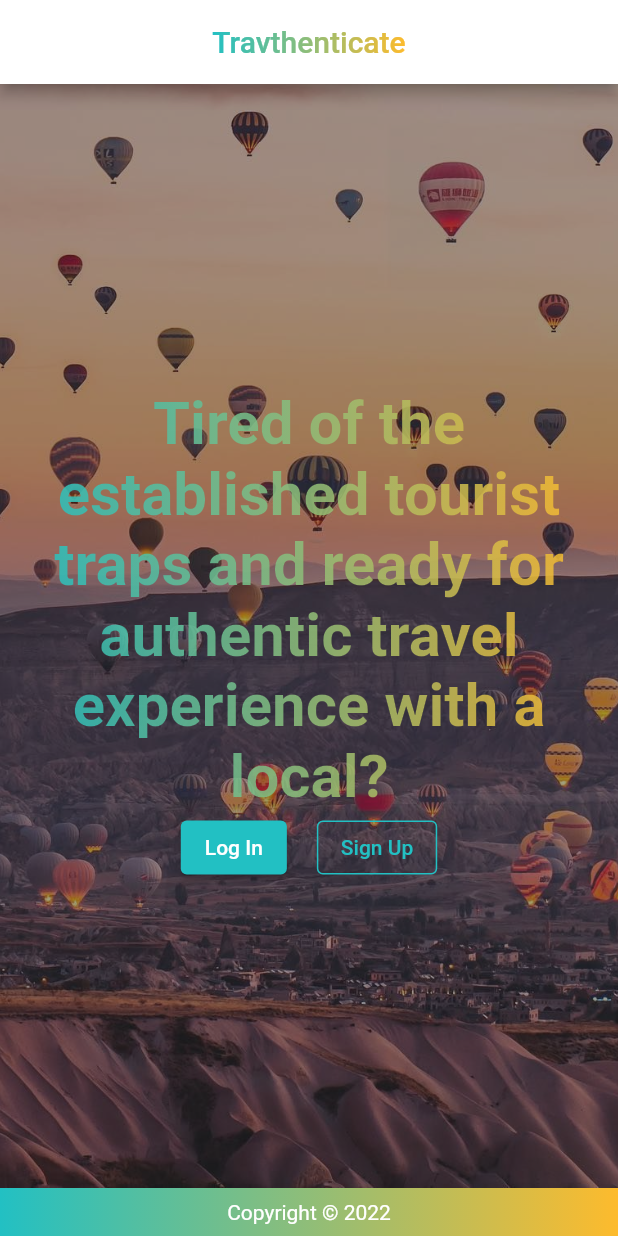
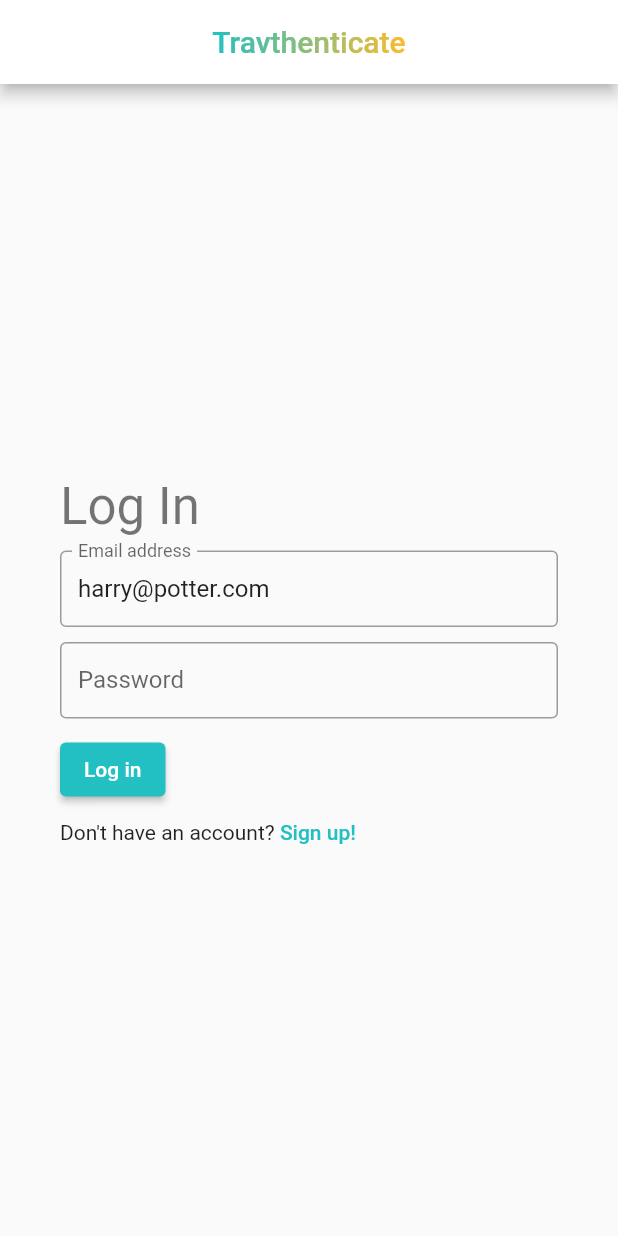
Before and after one commit to thanh-cao/travthenticate-flutterapp, a Flutter app: the screen it shows after launch, on a phone screen of 412 x 824 dp. Run offline on Flutter 3.47's test engine with Material 2 defaults, Android fonts, the phone set to English and light mode, and no system bars; our stand-ins replace email_validator, flutter_hooks.

Commit message:
create login view and move homepage view to its own file

```diff
--- /dev/null
+++ b/lib/constants/urls.dart
@@ -0,0 +1 @@
+const apiUrl = 'https://awa-project-api.herokuapp.com';
--- /dev/null
+++ b/lib/forms/user_auth_form.dart
@@ -0,0 +1,152 @@
+import 'dart:convert';
+
+import 'package:flutter/gestures.dart';
+import 'package:flutter/material.dart';
+import 'package:flutter_hooks/flutter_hooks.dart';
+import 'package:email_validator/email_validator.dart';
+import 'package:http/http.dart' as http;
+
+import '../constants/urls.dart';
+
+class UserAuthForm extends HookWidget {
+  const UserAuthForm({Key? key}) : super(key: key);
+
+  @override
+  Widget build(BuildContext context) {
+    final _userAuthFormKey = GlobalKey<FormState>();
+    final _email = useTextEditingController
+        .fromValue(const TextEditingValue(text: 'harry@potter.com'));
+    final _password = useTextEditingController();
+
+    return Form(
+      key: _userAuthFormKey,
+      child: Column(
+        mainAxisAlignment: MainAxisAlignment.center,
+        crossAxisAlignment: CrossAxisAlignment.start,
+        mainAxisSize: MainAxisSize.max,
+        children: [
+          TextFormField(
+            controller: _email,
+            validator: (value) {
+              if (value == null || value.isEmpty) {
+                return 'Please enter your email address';
+              } else if (EmailValidator.validate(_email.text) == false) {
+                return 'Wrong email format';
+              }
+              return null;
+            },
+            enableSuggestions: false,
+            autocorrect: false,
+            keyboardType: TextInputType.emailAddress,
+            decoration: const InputDecoration(
+              border: OutlineInputBorder(),
+              isDense: true,
+              labelText: 'Email address',
+            ),
+          ),
+          const SizedBox(
+            height: 10.0,
+          ),
+          TextFormField(
+            controller: _password,
+            validator: (value) {
+              if (value == null || value.isEmpty) {
+                return 'Please enter your password';
+              }
+              return null;
+            },
+            enableSuggestions: false,
+            autocorrect: false,
+            obscureText: true,
+            decoration: const InputDecoration(
+              border: OutlineInputBorder(),
+              isDense: true,
+              labelText: 'Password',
+            ),
+          ),
+          const SizedBox(
+            height: 10.0,
+          ),
+          ElevatedButton(
+            onPressed: () async {
+              final Map<String, String> userInputs = {
+                'email': _email.text.toString(),
+                'password': _password.text.toString(),
+              };
+              if (_userAuthFormKey.currentState!.validate()) {
+                try {
+                  const String dataUrl = '$apiUrl/users/login';
+                  final response = await http.post(
+                    Uri.parse(
+                      dataUrl,
+                    ),
+                    headers: {'Content-Type': 'application/json'},
+                    body: json.encode(userInputs),
+                  );
+                  if (response.statusCode == 200) {
+                    ScaffoldMessenger.of(context).showMaterialBanner(
+                      MaterialBanner(
+                        content: const Text('Welcome back'),
+                        actions: [
+                          TextButton(
+                            onPressed: () {
+                              ScaffoldMessenger.of(context)
+                                  .hideCurrentMaterialBanner();
+                            },
+                            child: const Text('Dismiss'),
+                          ),
+                        ],
+                      ),
+                    );
+                  } else {
+                    ScaffoldMessenger.of(context).showMaterialBanner(
+                      MaterialBanner(
+                        content: Text(json.decode(response.body)['error']),
+                        actions: [
+                          TextButton(
+                            onPressed: () {
+                              ScaffoldMessenger.of(context)
+                                  .hideCurrentMaterialBanner();
+                            },
+                            child: const Text('Dismiss'),
+                          ),
+                        ],
+                      ),
+                    );
+                  }
+                } catch (err) {
+                  //
+                }
+              }
+            },
+            child: const Text('Log in'),
+          ),
+          const SizedBox(
+            height: 10.0,
+          ),
+          RichText(
+            text: TextSpan(
+              children: [
+                TextSpan(
+                  text: 'Don\'t have an account? ',
+                  style: DefaultTextStyle.of(context).style,
+                ),
+                TextSpan(
+                  text: 'Sign up!',
+                  style: TextStyle(
+                    color: Theme.of(context).colorScheme.primary,
+                    fontWeight: FontWeight.w500,
+                  ),
+                  recognizer: TapGestureRecognizer()
+                    ..onTap = () {
+                      print('Tap to sign up view');
+                    },
+                ),
+              ],
+            ),
+          ),
+        ],
+      ),
+    );
+  }
+}
--- a/lib/main.dart
+++ b/lib/main.dart
@@ -1,6 +1,7 @@
 import 'package:flutter/material.dart';
-import 'package:travthenticate_flutter/styles/gradient_text.dart';
 import 'package:travthenticate_flutter/styles/color_themes.dart';
+import 'package:travthenticate_flutter/views/login_view.dart';
+import 'views/homepage_view.dart';
 
 void main() {
   runApp(const MyApp());
@@ -20,107 +21,7 @@ class MyApp extends StatelessWidget {
         elevatedButtonTheme: elevatedButtonThemeData,
         outlinedButtonTheme: outlinedButtonThemeData,
       ),
-      home: const HomePage(),
+      home: const LoginView(),
     );
   }
 }
-
-class HomePage extends StatelessWidget {
-  const HomePage({Key? key}) : super(key: key);
-
-  @override
-  Widget build(BuildContext context) {
-    return Scaffold(
-      appBar: AppBar(
-        title: const Center(
-          child: GradientText(
-            text: 'Travthenticate',
-            gradient: LinearGradient(
-              colors: <Color>[
-                Color.fromARGB(255, 34, 192, 195),
-                Color.fromARGB(255, 253, 187, 45),
-              ],
-            ),
-          ),
-        ),
-      ),
-      body: Container(
-        alignment: Alignment.center,
-        decoration: const BoxDecoration(
-          image: DecorationImage(
-            image: AssetImage('assets/landingpagephoto.jpg'),
-            fit: BoxFit.cover,
-            opacity: 0.6,
-            colorFilter: ColorFilter.mode(
-                Color.fromARGB(234, 0, 0, 0), BlendMode.dstATop),
-          ),
-        ),
-        padding: const EdgeInsets.all(18.0),
-        // child: Center(
-        child: Center(
-          child: Column(
-            mainAxisSize: MainAxisSize.max,
-            mainAxisAlignment: MainAxisAlignment.center,
-            crossAxisAlignment: CrossAxisAlignment.center,
-            children: [
-              const GradientText(
-                text:
-                    'Tired of the established tourist traps and ready for authentic travel experience with a local?',
-                textAlign: TextAlign.center,
-                textStyle: TextStyle(
-                  fontSize: 40,
-                  fontWeight: FontWeight.bold,
-                ),
-                gradient: LinearGradient(
-                  colors: <Color>[
-                    Color.fromARGB(255, 34, 192, 195),
-                    Color.fromARGB(255, 253, 187, 45),
-                  ],
-                ),
-              ),
-              Row(
-                mainAxisAlignment: MainAxisAlignment.center,
-                children: [
-                  ElevatedButton(
-                    onPressed: () {},
-                    child: const Text('Log In'),
-                  ),
-                  const SizedBox(
-                    width: 20,
-                  ),
-                  OutlinedButton(
-                    onPressed: () {},
-                    child: const Text('Sign Up'),
-                  ),
-                ],
-              )
-            ],
-          ),
-        ),
-      ),
-      bottomNavigationBar: BottomAppBar(
-        child: Container(
-          padding: const EdgeInsets.only(
-            top: 8.0,
-            bottom: 8.0,
-          ),
-          decoration: const BoxDecoration(
-            gradient: LinearGradient(
-              colors: <Color>[
-                Color.fromARGB(255, 34, 192, 195),
-                Color.fromARGB(255, 253, 187, 45),
-              ],
-            ),
-          ),
-          child: Text(
-            'Copyright © ${DateTime.now().year}',
-            textAlign: TextAlign.center,
-            style: const TextStyle(
-              color: Colors.white,
-            ),
-          ),
-        ),
-      ),
-    );
-  }
-}
--- /dev/null
+++ b/lib/views/login_view.dart
@@ -0,0 +1,71 @@
+import 'package:flutter/material.dart';
+import 'package:flutter_hooks/flutter_hooks.dart';
+import 'package:travthenticate_flutter/forms/user_auth_form.dart';
+
+import '../styles/gradient_text.dart';
+
+class LoginView extends HookWidget {
+  const LoginView({Key? key}) : super(key: key);
+
+  @override
+  Widget build(BuildContext context) {
+    final _emailController = useTextEditingController();
+    final _passwordController = useTextEditingController();
+    final email = useState('');
+    final password = useState('');
+
+    useEffect(
+      () {
+        _emailController.addListener(() {
+          email.value = _emailController.text;
+        });
+        return null;
+      },
+      [_emailController],
+    );
+    useEffect(
+      () {
+        _passwordController.addListener(() {
+          password.value = _passwordController.text;
+        });
+        return null;
+      },
+      [_passwordController],
+    );
+
+    return Scaffold(
+      appBar: AppBar(
+        title: const Center(
+          child: GradientText(
+            text: 'Travthenticate',
+            gradient: LinearGradient(
+              colors: <Color>[
+                Color.fromARGB(255, 34, 192, 195),
+                Color.fromARGB(255, 253, 187, 45),
+              ],
+            ),
+          ),
+        ),
+      ),
+      body: Container(
+        alignment: Alignment.center,
+        padding: const EdgeInsets.all(40.0),
+        child: Column(
+          mainAxisAlignment: MainAxisAlignment.center,
+          crossAxisAlignment: CrossAxisAlignment.start,
+          mainAxisSize: MainAxisSize.max,
+          children: [
+            Text(
+              'Log In',
+              style: Theme.of(context).textTheme.headline4,
+            ),
+            const SizedBox(
+              height: 10.0,
+            ),
+            const UserAuthForm(),
+          ],
+        ),
+      ),
+    );
+  }
+}
--- a/pubspec.yaml
+++ b/pubspec.yaml
@@ -35,6 +35,8 @@ dependencies:
   # Use with the CupertinoIcons class for iOS style icons.
   cupertino_icons: ^1.0.2
   flutter_hooks: ^0.18.2+1
+  email_validator: ^2.0.1
+  http: ^0.13.4
 
 dev_dependencies:
   flutter_test:
```
Also changed, not shown: lib/views/homepage_view.dart (added, +103 -0 lines), lib/styles/color_themes.dart (line endings or trailing spaces), pubspec.lock.
